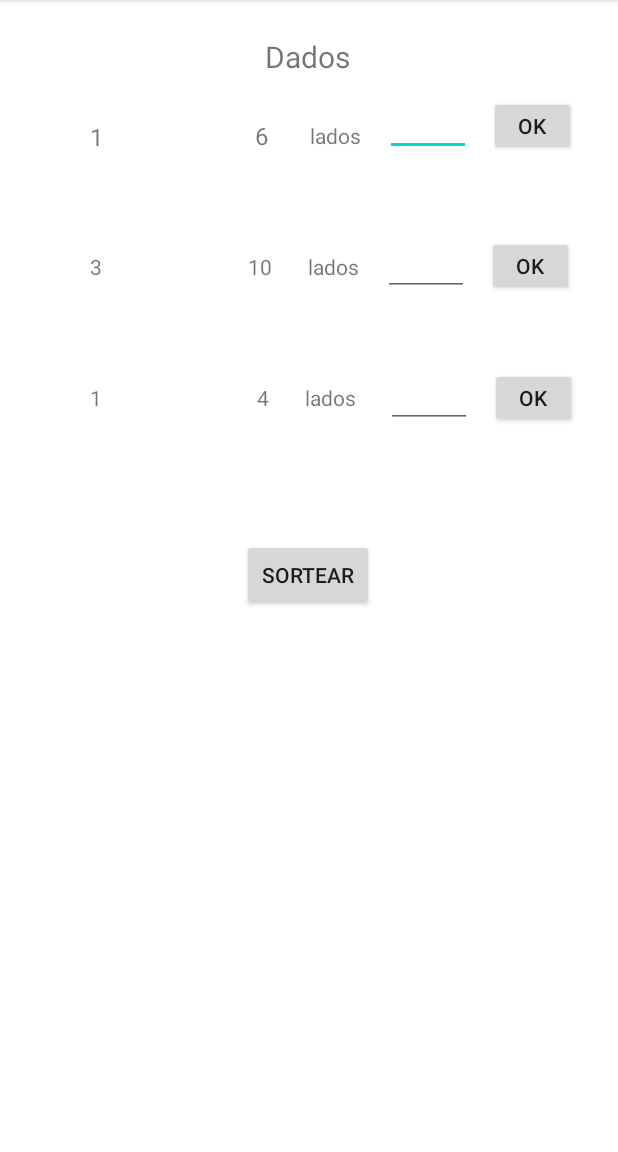
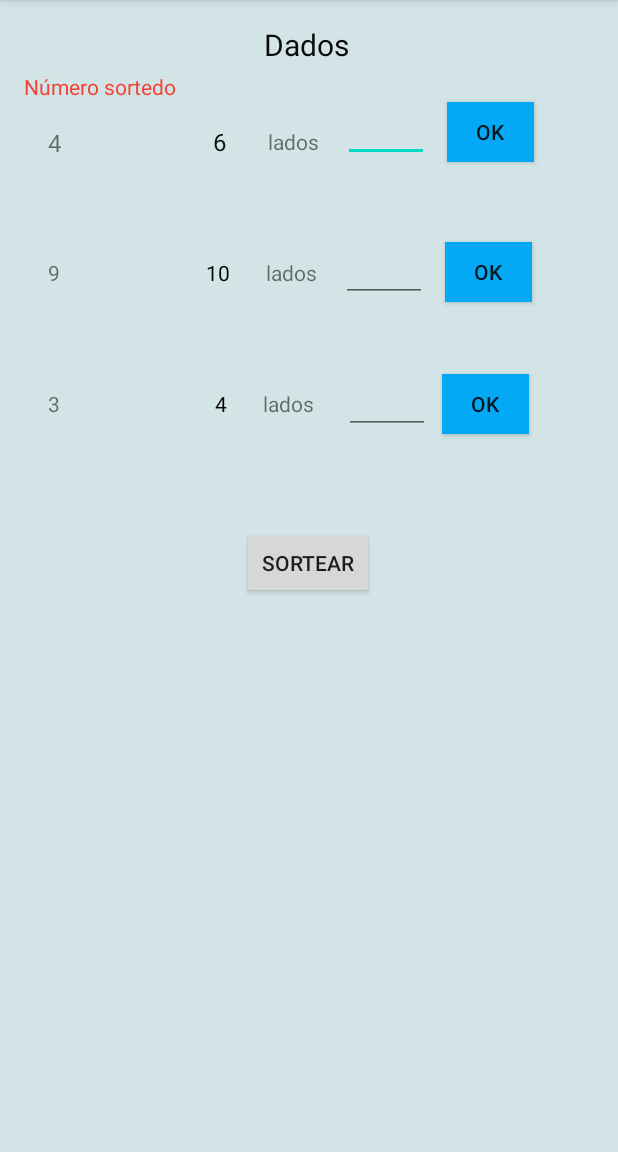
Before and after one commit to MYPayTefeAulas/exercicios-varlei0609, an Android app: the DadosActivity screen opened directly, with no data from a screen before it, after a tap on "SORTEAR", on a phone screen of 412 x 824 dp, the part 84-1236 px from its top. Run offline under Robolectric (Android 15) with nearby library versions, the phone set to English and light mode, and no system bars.

Commit message:
Dados em classe

```diff
--- /dev/null
+++ b/Aula3/app/src/main/java/com/example/aula3/Dados.kt
@@ -0,0 +1,10 @@
+package com.example.aula3
+
+class Dados(var numeroLados: Int) {
+    fun lancar(numeroLados: Int): String{
+        this.numeroLados = numeroLados
+        val ladoSorteado =  (1..numeroLados).shuffled().first().toString()
+        return ladoSorteado
+        }
+
+    }
--- a/Aula3/app/src/main/java/com/example/aula3/DadosActivity.kt
+++ b/Aula3/app/src/main/java/com/example/aula3/DadosActivity.kt
@@ -4,49 +4,75 @@ import androidx.appcompat.app.AppCompatActivity
 import android.os.Bundle
 import com.example.aula3.databinding.ActivityDadosBinding
 
-class DadosActivity : AppCompatActivity() {
+class DadosActivity : AppCompatActivity() {//Início
     private lateinit var biding: ActivityDadosBinding
     override fun onCreate(savedInstanceState: Bundle?) {
         biding = ActivityDadosBinding.inflate(layoutInflater)
         super.onCreate(savedInstanceState)
         setContentView(biding.root)
-        var lista1 = mutableListOf(1,2,3,4,5,6)
-        var lista2 = mutableListOf(1,2,3,4,5,6,7,8,9,10)
-        var lista3 = mutableListOf(1,2,3,4)
+
+        // ******************** Objetos da classe Dados ******************************
+
+        val dado1 = Dados(6)// Dado 1
+        val dado2 = Dados(10)// Dado 2
+        val dado3 = Dados(4)// Dado 3
+
+        // *************************************************
+
+
+        // ******************** Configurações do botão de Ok do dado 1 ****************
+
         biding.btOk1.setOnClickListener {
-            lista1.clear()
-            val tamanhoLista = biding.txtEntradaDado1.text.toString().toInt()
-            biding.txtNumDado1.text = tamanhoLista.toString()
-            for (x in 1..tamanhoLista){
-                lista1.add(x)
+            if(!biding.txtEntradaDado1.text.isNullOrBlank()&&biding.txtEntradaDado1.text.toString().toInt()!=0){// será executado somente se o campo que altera o numero de lados do dado for preenchido
+                val numeroLados = biding.txtEntradaDado1.text.toString().toInt()// variavel que recebe a o numero, que representa a quantidade de lados, que será digitado
+                dado1.numeroLados = numeroLados// alterando o número de lados do dado 1 que inicialmente é 6, para a quantidade de lados que foi digitada
+                biding.txtNumDado1.text = numeroLados.toString()// alterando o texto, que mostra a quantidade de lados que o dado 1 possui, para o valor que foi digitado
+                biding.txtEntradaDado1.text.clear()// limpando o campo após ser digitada a quantidade do número de lados que o dado irá possuir
             }
-            biding.txtEntradaDado1.text.clear()
+
         }
+        // ****************************************************************************
+
+
+        // ******************** Configurações do botão de Ok do dado 2 ****************
+
         biding.btOk2.setOnClickListener {
-            lista2.clear()
-            val tamanhoLista = biding.txtEntradaDado2.text.toString().toInt()
-            biding.txtNumDado2.text = tamanhoLista.toString()
-            for (x in 1..tamanhoLista){
-                lista2.add(x)
+            if(!biding.txtEntradaDado2.text.isNullOrBlank()&&biding.txtEntradaDado2.text.toString().toInt()!=0)// será executado somente se o campo que altera o numero de lados do dado for preenchido
+            {
+                val numeroLados = biding.txtEntradaDado2.text.toString().toInt()// variavel que recebe a o numero, que representa a quantidade de lados, que será digitado
+                dado2.numeroLados = numeroLados// alterando o número de lados do dado 2 que inicialmente é 10, para a quantidade de lados que foi digitada
+                biding.txtNumDado2.text = numeroLados.toString()// alterando o texto, que mostra a quantidade de lados que o dado 2 possui, para o valor que foi digitado
+                biding.txtEntradaDado2.text.clear()// limpando o campo após ser digitada a quantidade do número de lados que o dado irá possuir
             }
-            biding.txtEntradaDado1.text.clear()
+
         }
+
+        // ****************************************************************************
+
+
+        // ******************** Configurações do botão de Ok do dado 3 ****************
+
         biding.btOk3.setOnClickListener {
-            lista3.clear()
-            val tamanhoLista = biding.txtEntradaDado3.text.toString().toInt()
-            biding.txtNumDado3.text = tamanhoLista.toString()
-            for (x in 1..tamanhoLista){
-                lista3.add(x)
+            if(!biding.txtEntradaDado3.text.isNullOrBlank()&&biding.txtEntradaDado3.text.toString().toInt()!=0){// variavel que recebe a o numero, que representa a quantidade de lados, que será digitado
+                val numeroLados = biding.txtEntradaDado3.text.toString().toInt()// variavel que recebe a o numero, que representa a quantidade de lados, que será digitado
+                dado3.numeroLados = numeroLados// alterando o número de lados do dado 3 que inicialmente é 4, para a quantidade de lados que foi digitada
+                biding.txtNumDado3.text = numeroLados.toString()// alterando o texto, que mostra a quantidade de lados que o dado 3 possui, para o valor que foi digitado
+                biding.txtEntradaDado3.text.clear()// limpando o campo após ser digitada a quantidade do número de lados que o dado irá possuir
             }
-            biding.txtEntradaDado1.text.clear()
+
         }
+
+        // ****************************************************************************
+
+
+        // ******************** Configurações do botão Sortear ************************
+
         biding.btSortear.setOnClickListener {
-            lista1.shuffle()
-            lista2.shuffle()
-            lista3.shuffle()
-            biding.txtSaidaDado1.text = lista1[1].toString()
-            biding.txtSaidaDado2.text = lista2[1].toString()
-            biding.txtSaidaDado3.text = lista3[1].toString()
+            biding.txtSaidaDado1.text = dado1.lancar(dado1.numeroLados)// mostrando o primeiro valor do intervalo que vai de  1 até o número de lados do dado 1
+            biding.txtSaidaDado2.text = dado2.lancar(dado2.numeroLados)// mostrando o primeiro valor do intervalo que vai de  1 até o número de lados do dado 2
+            biding.txtSaidaDado3.text = dado3.lancar(dado3.numeroLados)// mostrando o primeiro valor do intervalo que vai de  1 até o número de lados do dado 3
         }
+
+        // ****************************************************************************
     }
-}
+}// fim
--- a/Aula3/app/src/main/res/layout/activity_dados.xml
+++ b/Aula3/app/src/main/res/layout/activity_dados.xml
@@ -4,17 +4,19 @@
     xmlns:tools="http://schemas.android.com/tools"
     android:layout_width="match_parent"
     android:layout_height="match_parent"
+    android:background="#D2E4E6"
     tools:context=".DadosActivity">
 
     <TextView
         android:id="@+id/textView7"
         android:layout_width="wrap_content"
         android:layout_height="wrap_content"
-        android:layout_marginTop="24dp"
+        android:layout_marginTop="16dp"
         android:text="Dados"
+        android:textColor="#0B0A0A"
         android:textSize="20sp"
         app:layout_constraintEnd_toEndOf="parent"
-        app:layout_constraintHorizontal_bias="0.498"
+        app:layout_constraintHorizontal_bias="0.495"
         app:layout_constraintStart_toStartOf="parent"
         app:layout_constraintTop_toTopOf="parent" />
 
@@ -22,8 +24,8 @@
         android:id="@+id/txtSaidaDado1"
         android:layout_width="46dp"
         android:layout_height="20dp"
-        android:layout_marginStart="60dp"
-        android:layout_marginTop="80dp"
+        android:layout_marginStart="32dp"
+        android:layout_marginTop="84dp"
         android:text="####"
         android:textSize="16sp"
         app:layout_constraintStart_toStartOf="parent"
@@ -35,6 +37,7 @@
         android:layout_height="wrap_content"
         android:layout_marginStart="64dp"
         android:text="6"
+        android:textColor="#100F0F"
         android:textSize="16sp"
         app:layout_constraintBottom_toBottomOf="@+id/txtSaidaDado1"
         app:layout_constraintStart_toEndOf="@+id/txtSaidaDado1"
@@ -45,7 +48,7 @@
         android:id="@+id/txtSaidaDado2"
         android:layout_width="45dp"
         android:layout_height="19dp"
-        android:layout_marginStart="60dp"
+        android:layout_marginStart="32dp"
         android:layout_marginTop="68dp"
         android:text="******"
         app:layout_constraintStart_toStartOf="parent"
@@ -67,6 +70,7 @@
         android:layout_height="wrap_content"
         android:layout_marginStart="60dp"
         android:text="10"
+        android:textColor="#000000"
         app:layout_constraintBottom_toBottomOf="@+id/txtSaidaDado2"
         app:layout_constraintStart_toEndOf="@+id/txtSaidaDado2"
         app:layout_constraintTop_toTopOf="@+id/txtSaidaDado2" />
@@ -86,7 +90,7 @@
         android:id="@+id/txtSaidaDado3"
         android:layout_width="43dp"
         android:layout_height="19dp"
-        android:layout_marginStart="60dp"
+        android:layout_marginStart="32dp"
         android:layout_marginTop="68dp"
         android:text="////////"
         app:layout_constraintStart_toStartOf="parent"
@@ -98,6 +102,7 @@
         android:layout_height="wrap_content"
         android:layout_marginStart="68dp"
         android:text="4"
+        android:textColor="#000000"
         app:layout_constraintBottom_toBottomOf="@+id/txtSaidaDado3"
         app:layout_constraintStart_toEndOf="@+id/txtSaidaDado3"
         app:layout_constraintTop_toTopOf="@+id/txtSaidaDado3" />
@@ -163,28 +168,48 @@
         android:layout_width="58dp"
         android:layout_height="40dp"
         android:layout_marginStart="12dp"
+        android:background="#03A9F4"
         android:text="ok"
+        android:textColorHighlight="#090909"
         app:layout_constraintBottom_toBottomOf="@+id/txtEntradaDado1"
         app:layout_constraintStart_toEndOf="@+id/txtEntradaDado1"
-        app:layout_constraintTop_toTopOf="@+id/txtEntradaDado1" />
+        app:layout_constraintTop_toTopOf="@+id/txtEntradaDado1"
+        app:rippleColor="#000000" />
 
     <Button
         android:id="@+id/btOk2"
         android:layout_width="58dp"
         android:layout_height="40dp"
         android:layout_marginStart="12dp"
+        android:background="#03A9F4"
         android:text="ok"
         app:layout_constraintBottom_toBottomOf="@+id/txtEntradaDado2"
         app:layout_constraintStart_toEndOf="@+id/txtEntradaDado2"
-        app:layout_constraintTop_toTopOf="@+id/txtEntradaDado2" />
+        app:layout_constraintTop_toTopOf="@+id/txtEntradaDado2"
+        app:rippleColor="#00BCD4" />
 
     <Button
         android:id="@+id/btOk3"
         android:layout_width="58dp"
         android:layout_height="40dp"
-        android:layout_marginStart="12dp"
+        android:layout_marginStart="8dp"
+        android:background="#03A9F4"
         android:text="ok"
         app:layout_constraintBottom_toBottomOf="@+id/txtEntradaDado3"
         app:layout_constraintStart_toEndOf="@+id/txtEntradaDado3"
-        app:layout_constraintTop_toTopOf="@+id/txtEntradaDado3" />
+        app:layout_constraintTop_toTopOf="@+id/txtEntradaDado3"
+        app:layout_constraintVertical_bias="0.0"
+        app:rippleColor="#00BCD4" />
+
+    <TextView
+        android:id="@+id/textView8"
+        android:layout_width="wrap_content"
+        android:layout_height="wrap_content"
+        android:layout_marginStart="16dp"
+        android:layout_marginTop="48dp"
+        android:background="#D2E4E6"
+        android:text="Número sortedo"
+        android:textColor="#F44336"
+        app:layout_constraintStart_toStartOf="parent"
+        app:layout_constraintTop_toTopOf="parent" />
 </androidx.constraintlayout.widget.ConstraintLayout>
```
